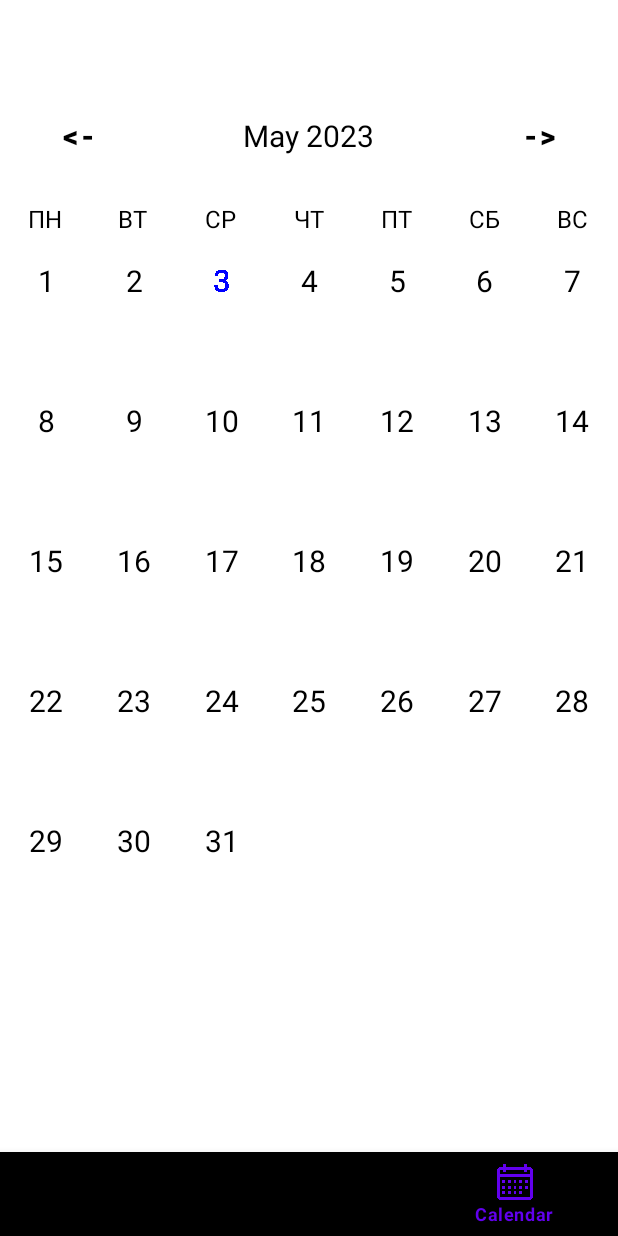
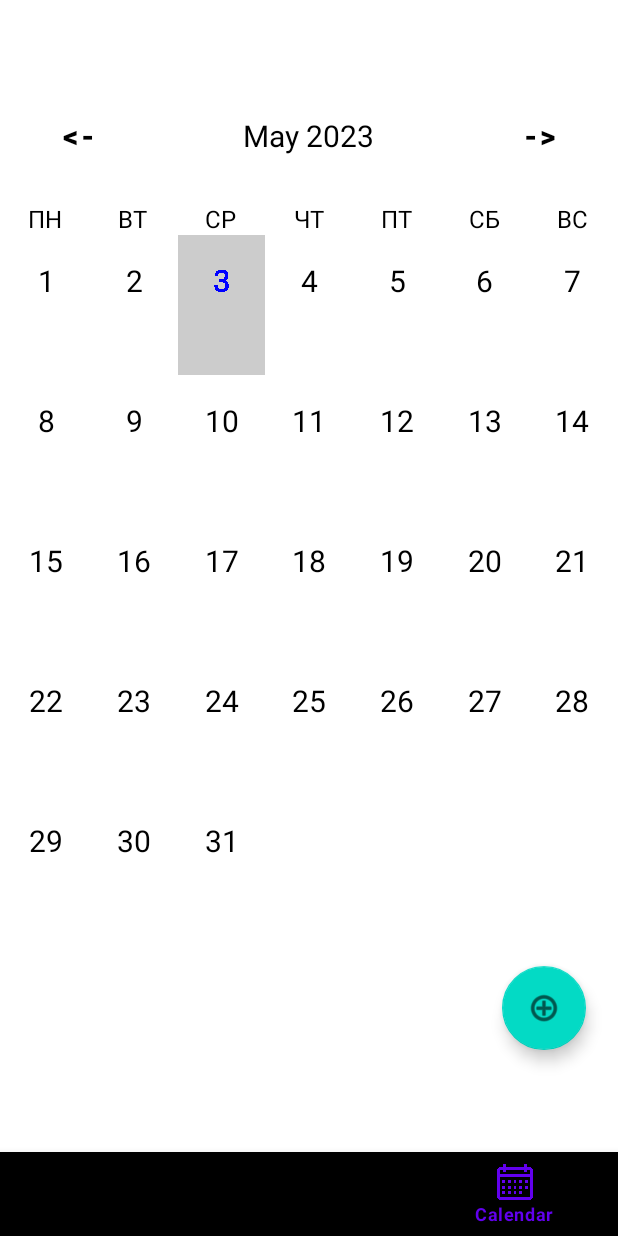
Before and after one commit to CreatFun/LifeRun, an Android app: the CalendarPage screen opened through its navigation route, on a phone screen of 412 x 824 dp. Run offline under Robolectric (Android 15) with nearby library versions, the phone set to English and light mode, and no system bars; our stand-ins replace navigation-ui; 2 statements that could not run were skipped.

Commit message:
fixed date picking, button for adding events

```diff
--- a/app/src/main/java/com/example/liferun/CalendarPage.java
+++ b/app/src/main/java/com/example/liferun/CalendarPage.java
@@ -46,6 +46,7 @@
 
         initWidgets(v);
         selectedDate = LocalDate.now();
+        pickedDate = selectedDate;
         setMonthView(v);
 
 
@@ -118,12 +119,20 @@
     public void previousMonthAction(View view)
     {
         selectedDate = selectedDate.minusMonths(1);
+        if (selectedDate.equals(LocalDate.now())){
+            pickedDate = selectedDate;
+        }
+        else pickedDate = selectedDate.withDayOfMonth(1);
         setMonthView(view);
     }
 
     public void nextMonthAction(View view)
     {
         selectedDate = selectedDate.plusMonths(1);
+        if (selectedDate.equals(LocalDate.now())){
+            pickedDate = selectedDate;
+        }
+        else pickedDate = selectedDate.withDayOfMonth(1);
         setMonthView(view);
     }
 
--- a/app/src/main/res/layout/fragment_calendar_page.xml
+++ b/app/src/main/res/layout/fragment_calendar_page.xml
@@ -1,47 +1,67 @@
 <?xml version="1.0" encoding="utf-8"?>
+<androidx.constraintlayout.widget.ConstraintLayout xmlns:android="http://schemas.android.com/apk/res/android"
+    xmlns:app="http://schemas.android.com/apk/res-auto"
+    xmlns:tools="http://schemas.android.com/tools"
+    android:layout_width="match_parent"
+    android:layout_height="match_parent"
+    tools:context=".ListPage">
+
+    <com.google.android.material.floatingactionbutton.FloatingActionButton
+        android:id="@+id/addEventButton"
+        android:layout_width="wrap_content"
+        android:layout_height="wrap_content"
+        android:layout_marginEnd="20dp"
+        android:layout_marginBottom="20dp"
+        android:clickable="true"
+        android:contentDescription="add_event"
+        android:src="@android:drawable/ic_menu_add"
+        app:layout_constraintBottom_toBottomOf="parent"
+        app:layout_constraintEnd_toEndOf="parent" />
+
     <LinearLayout
-    xmlns:android="http://schemas.android.com/apk/res/android"
         android:layout_width="match_parent"
         android:layout_height="match_parent"
         android:orientation="vertical">
 
+
         <LinearLayout
             android:layout_width="match_parent"
             android:layout_height="wrap_content"
-        android:orientation="horizontal"
+            android:layout_marginTop="20dp"
             android:layout_marginBottom="20dp"
-        android:layout_marginTop="20dp">
+            android:orientation="horizontal">
+
             <Button
                 android:id="@+id/previousMonthButton"
                 android:layout_width="0dp"
                 android:layout_height="wrap_content"
                 android:layout_weight="1"
+                android:background="@android:color/transparent"
                 android:text="@string/previousMonthButton"
                 android:textColor="@color/black"
-            android:background="@android:color/transparent"
-            android:textStyle="bold"
-            android:textSize="20sp"/>
+                android:textSize="20sp"
+                android:textStyle="bold" />
 
             <TextView
                 android:id="@+id/monthYearTV"
                 android:layout_width="0dp"
+                android:layout_height="wrap_content"
                 android:layout_weight="2"
-            android:layout_height="wrap_content"
                 android:text="Feb 2021"
-            android:textSize="20sp"
                 android:textAlignment="center"
-            android:textColor="@color/black"/>
+                android:textColor="@color/black"
+                android:textSize="20sp" />
 
             <Button
                 android:id="@+id/nextMonthButton"
                 android:layout_width="0dp"
                 android:layout_height="wrap_content"
                 android:layout_weight="1"
+                android:background="@android:color/transparent"
                 android:text="@string/nextMonthButton"
                 android:textColor="@color/black"
-            android:background="@android:color/transparent"
-            android:textStyle="bold"
-            android:textSize="20sp"/>
+                android:textSize="20sp"
+                android:textStyle="bold" />
 
         </LinearLayout>
 
@@ -55,63 +75,63 @@
                 android:layout_height="wrap_content"
                 android:layout_weight="1"
                 android:text="ПН"
+                android:textAlignment="center"
                 android:textColor="@color/black"
-            android:textAlignment="center"
-            android:textSize="16sp"/>
+                android:textSize="16sp" />
 
             <TextView
                 android:layout_width="0dp"
                 android:layout_height="wrap_content"
                 android:layout_weight="1"
                 android:text="ВТ"
+                android:textAlignment="center"
                 android:textColor="@color/black"
-            android:textAlignment="center"
-            android:textSize="16sp"/>
+                android:textSize="16sp" />
 
             <TextView
                 android:layout_width="0dp"
                 android:layout_height="wrap_content"
                 android:layout_weight="1"
                 android:text="СР"
+                android:textAlignment="center"
                 android:textColor="@color/black"
-            android:textAlignment="center"
-            android:textSize="16sp"/>
+                android:textSize="16sp" />
 
             <TextView
                 android:layout_width="0dp"
                 android:layout_height="wrap_content"
                 android:layout_weight="1"
                 android:text="ЧТ"
+                android:textAlignment="center"
                 android:textColor="@color/black"
-            android:textAlignment="center"
-            android:textSize="16sp"/>
+                android:textSize="16sp" />
 
             <TextView
                 android:layout_width="0dp"
                 android:layout_height="wrap_content"
                 android:layout_weight="1"
                 android:text="ПТ"
+                android:textAlignment="center"
                 android:textColor="@color/black"
-            android:textAlignment="center"
-            android:textSize="16sp"/>
+                android:textSize="16sp" />
 
             <TextView
                 android:layout_width="0dp"
                 android:layout_height="wrap_content"
                 android:layout_weight="1"
                 android:text="СБ"
+                android:textAlignment="center"
                 android:textColor="@color/black"
-            android:textAlignment="center"
-            android:textSize="16sp"/>
+                android:textSize="16sp" />
 
             <TextView
                 android:layout_width="0dp"
                 android:layout_height="wrap_content"
                 android:layout_weight="1"
                 android:text="ВС"
+                android:textAlignment="center"
                 android:textColor="@color/black"
-            android:textAlignment="center"
-            android:textSize="16sp"/>
+                android:textSize="16sp" />
 
 
         </LinearLayout>
@@ -120,6 +140,7 @@
         <androidx.recyclerview.widget.RecyclerView
             android:id="@+id/calendarRecyclerView"
             android:layout_width="match_parent"
-        android:layout_height="match_parent"/>
+            android:layout_height="match_parent" />
 
     </LinearLayout>
+</androidx.constraintlayout.widget.ConstraintLayout>
```
Lines whose indentation alone changed are shown as unchanged.
